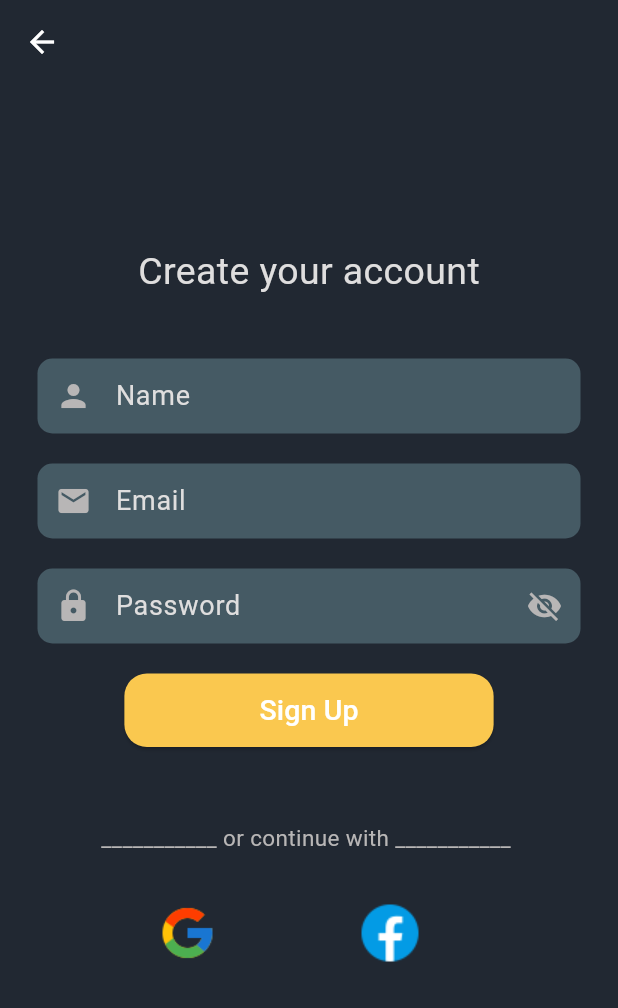
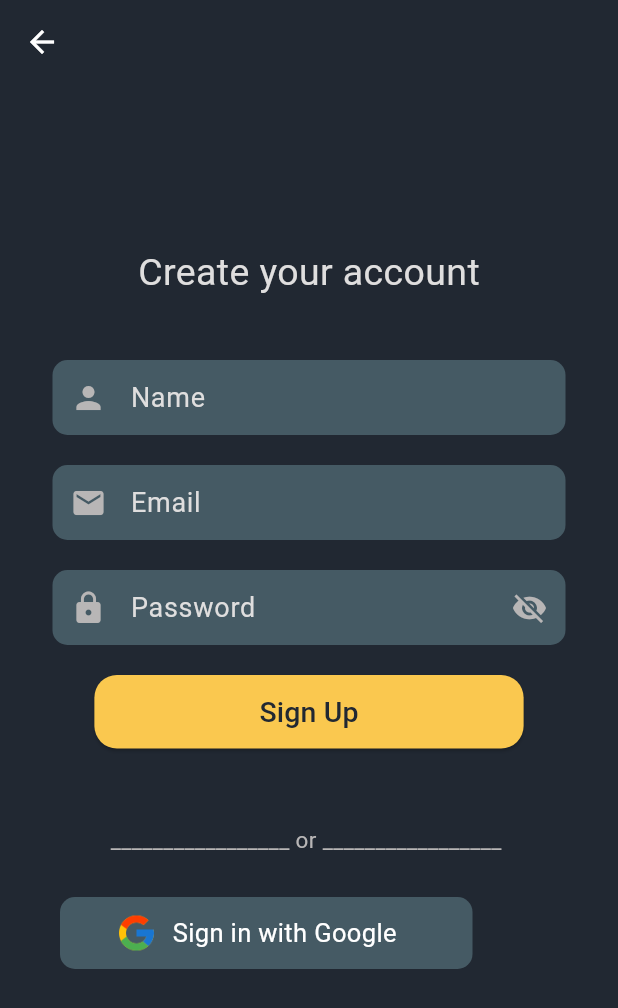
Before and after one commit to nicky-kumari74/Task-Mannger, a Flutter app: the screen it shows after launch, after a tap on "Sign Up", on a phone screen of 412 x 824 dp. Shown: the top 1008 px of the screen. Run offline on Flutter 3.47's test engine with Material 3 defaults, Android fonts, the light colour scheme and no system bars; our stand-ins replace cloud_firestore, firebase_auth, firebase_core, google_sign_in, lottie, share_plus and 1 more; accounts and stored records are empty; network calls fail.

Commit message:
ui updated

```diff
--- a/lib/PersonalScreen.dart
+++ b/lib/PersonalScreen.dart
@@ -1,7 +1,6 @@
 import 'package:cloud_firestore/cloud_firestore.dart';
 import 'package:flutter/material.dart';
 import 'package:shared_preferences/shared_preferences.dart';
-import 'package:taskmanager/AddPersonalTask.dart';
 import 'package:taskmanager/Colors.dart';
 import 'package:taskmanager/date_extension.dart';
 
--- a/lib/loginScreen.dart
+++ b/lib/loginScreen.dart
@@ -5,6 +5,7 @@ import 'package:flutter/material.dart';
 import 'package:shared_preferences/shared_preferences.dart';
 import 'package:taskmanager/Colors.dart';
 import 'package:taskmanager/DashboardScreen.dart';
+import 'package:taskmanager/FirebaseServices.dart';
 import 'package:taskmanager/forgetPasswdScreen.dart';
 import 'package:taskmanager/registration.dart';
 
@@ -148,33 +149,21 @@ class _LoginScreenState extends State<LoginScreen> {
                  : ElevatedButton(onPressed: _login,
                  style: ElevatedButton.styleFrom(
                    backgroundColor: btncolor,    // change background color for better visibility.
-                   padding: EdgeInsets.only(left: 100,right: 100,top: 11,bottom: 11),
+                   padding: EdgeInsets.only(left: 120,right: 120,top: 11,bottom: 11),
                    shape: RoundedRectangleBorder(borderRadius: BorderRadius.circular(15))
                  ),
                  child: Text('Login',
-                   style: TextStyle(fontSize: 19, color: Colors.white),
+                   style: TextStyle(fontSize: 19, color: bgcolor),
                  )
              ),
-             SizedBox(height: 50,),
+             SizedBox(height: 30,),
              SingleChildScrollView(
                scrollDirection: Axis.horizontal,
                child: Row(
                  children:
                  [
-                   /*Container(
-                    height: 2,
-                     color: iconColor,
-                     margin: EdgeInsets.only(left: 1, right: 3),
-                     padding: EdgeInsets.only(left: 130),
-                   ),*/
                    Center(
-                       child: Text('___________ or continue with ___________ ', style: TextStyle(fontSize: 15,color: iconColor),)),
-                   /*Container(
-                     height: 2,
-                     color: iconColor,   // Color of horizontal lines
-                     margin: EdgeInsets.symmetric(horizontal: 5),  // Horizontally shift the line from left to right.
-                     padding: EdgeInsets.only(right: 177),
-                   ),*/
+                       child: Text('_________________ or _________________ ', style: TextStyle(fontSize: 15,color: iconColor),)),
                   ]
                ),
              ),
@@ -182,59 +171,52 @@ class _LoginScreenState extends State<LoginScreen> {
 
           Row(
            children: [
-             Container(
-                 margin: EdgeInsets.only(left: 90, top: 10),
-                 width: 70, height: 40,      // Same height width for square box.
-                 decoration: BoxDecoration(
-                   border: Border.all(color: Colors.transparent, width: 2),  // Border color and width, adjust for better experience.
-                   borderRadius: BorderRadius.circular(10), //optional, Rounded corner
-                   image: DecorationImage(
-                       image: AssetImage('assets/images/google.png',),
-                     fit: BoxFit.fitHeight
-                   ),
+             GestureDetector(
+               onTap: () async {
+                 await FirebaseServices().signInwithGoogle();
+                 var name=FirebaseAuth.instance.currentUser!.displayName??'';
+                 var email=FirebaseAuth.instance.currentUser!.email??'';
+                 String docId = "users-${email.replaceAll('.', '-')}-data";
+                 await FirebaseFirestore.instance.collection('users').doc(docId).set({
+                   'name':name,
+                   'email': email,
+                   'createdAt': Timestamp.now(),
+                 });
+                 var sharepref= await SharedPreferences.getInstance();
+                 await sharepref.setBool("google", true);
+                 await sharepref.setBool("login", true);
+                 await sharepref.setString("email",email );
+                 await sharepref.setString("name", name);
+                 Navigator.push(context, MaterialPageRoute(builder: (context) => Dashboard(),));
+               },
+               child: Container(
+                   margin: EdgeInsets.only(left: 40, top: 10),
+                   width: 275, height: 48,
+                   decoration: BoxDecoration(
+                     color: inputBoxbgColor,
+                     border: Border.all(color: Colors.transparent, width: 2),  // Border color and width, adjust for better experience.
+                     borderRadius: BorderRadius.circular(10), //optional, Rounded corner
                  ),
-                 child: GestureDetector(
-                   onTap: () {
-                     Navigator.push(context, MaterialPageRoute(builder: (context) => Dashboard(),));
-                   },
+                 child: Row(
+                   children: [
+                     SizedBox(width: 35),
+                     Image.asset(
+                       'assets/images/google.png',
+                       height: 28,
+                       width: 28,
+                     ),
+                     SizedBox(width: 10),
+                     Text(
+                       'Sign in with Google',
+                       style: TextStyle(fontSize: 17, color: txtcolor),
+                     ),
+                   ],
                  ),
                ),
-             SizedBox(height: 18,),
-             Container(
-               margin: EdgeInsets.only(left:65, top:10),
-               width: 70, height: 50,  // Same height and wight for square box.
-               decoration: BoxDecoration(
-                 color: Colors.transparent,
-                 border: Border.all(color: Colors.transparent, width: 2),   // Border color and width, adjust for better experience.
-                 borderRadius: BorderRadius.circular(10),  //Optional, Rounded Border
-                 image: DecorationImage(
-                     image: AssetImage('assets/images/facebook.png'),
-                 ),
-               ),
-               child: GestureDetector(
-                 onTap: () {
-                   //Navigator.push(context, MaterialPageRoute(builder: (context) => Dashboard()));
-                 },
-               ),
              ),
-
-             /*Container(
-               margin: EdgeInsets.only(left: 68, top: 10),
-               width: 60, height: 60,
-               decoration: BoxDecoration(
-                 border: Border.all(color: Colors.transparent, width: 2, ),  // Border color and width, adjust for better experience.
-                 borderRadius: BorderRadius.circular(10),
-                 image: DecorationImage(image: AssetImage('assets/images/twitter.png'))
-                 ),
-               child: GestureDetector(
-                 onTap: () {
-                   Navigator.push(context, MaterialPageRoute(builder: (context) => Dashboard()));
-                 },
-               ),
-             ),*/
-           ],
+             ],
           ),
-             SizedBox(height: 50,),
+             SizedBox(height: 100,),
              Center(
                child: Row(
                  mainAxisAlignment: MainAxisAlignment.center,
--- a/lib/registration.dart
+++ b/lib/registration.dart
@@ -5,6 +5,7 @@ import 'package:flutter/material.dart';
 import 'package:shared_preferences/shared_preferences.dart';
 import 'package:taskmanager/Colors.dart';
 import 'package:taskmanager/DashboardScreen.dart';
+import 'package:taskmanager/FirebaseServices.dart';
 import 'package:taskmanager/loginScreen.dart';
 import 'package:taskmanager/main.dart';
 
@@ -52,7 +53,7 @@ class _RegistrationScreenState extends State<RegistrationScreen> {
               Text("Create your account",style: TextStyle(color: textColor2,fontSize: 25,fontWeight: FontWeight.w400),),
               SizedBox(height: 40,),
               Padding(
-                padding: const EdgeInsets.only(left: 25,right: 25),
+                padding: const EdgeInsets.only(left: 35,right: 35),
                 child: TextField(
                   style: TextStyle(color: txtcolor),
                   controller: Name,
@@ -79,7 +80,7 @@ class _RegistrationScreenState extends State<RegistrationScreen> {
 
               SizedBox(height: 20,),
               Padding(
-                padding: const EdgeInsets.only(left: 25,right: 25),
+                padding: const EdgeInsets.only(left: 35,right: 35),
                 child: TextField(
                   controller: Email,
                   keyboardType: TextInputType.emailAddress,
@@ -106,7 +107,7 @@ class _RegistrationScreenState extends State<RegistrationScreen> {
 
               SizedBox(height: 20,),
               Padding(
-                padding: const EdgeInsets.only(left: 25,right: 25),
+                padding: const EdgeInsets.only(left: 35,right: 35),
                 child: TextField(
                   obscureText:_isObscure,
                   controller: Password,
@@ -148,10 +149,10 @@ class _RegistrationScreenState extends State<RegistrationScreen> {
                 onPressed: _register,
                 style: ElevatedButton.styleFrom(
                   backgroundColor: btncolor,
-                  padding: EdgeInsets.symmetric(horizontal: 90, vertical: 11),
+                  padding: EdgeInsets.symmetric(horizontal: 110, vertical: 11),
                   shape: RoundedRectangleBorder(borderRadius: BorderRadius.circular(15)),
                 ),
-                child: Text('Sign Up', style: TextStyle(fontSize: 19, color: Colors.white)),
+                child: Text('Sign Up', style: TextStyle(fontSize: 19, color: bgcolor)),
               ),
 
               SizedBox(height: 50,),
@@ -161,20 +162,8 @@ class _RegistrationScreenState extends State<RegistrationScreen> {
                 child: Row(
                     children:
                     [
-                      /*Container(
-                    height: 2,
-                     color: iconColor,
-                     margin: EdgeInsets.only(left: 1, right: 3),
-                     padding: EdgeInsets.only(left: 130),
-                   ),*/
                       Center(
-                          child: Text('___________ or continue with ___________ ', style: TextStyle(fontSize: 15,color: iconColor),)),
-                      /*Container(
-                     height: 2,
-                     color: iconColor,   // Color of horizontal lines
-                     margin: EdgeInsets.symmetric(horizontal: 5),  // Horizontally shift the line from left to right.
-                     padding: EdgeInsets.only(right: 177),
-                   ),*/
+                          child: Text('_________________ or _________________ ', style: TextStyle(fontSize: 15,color: iconColor),)),
                     ]
                 ),
               ),
@@ -184,25 +173,51 @@ class _RegistrationScreenState extends State<RegistrationScreen> {
 
                 children: [
 
-                  Container(
-                    margin: EdgeInsets.only(left: 90, top: 10),
-                    width: 70, height: 40,      // Same height width for square box.
-                    decoration: BoxDecoration(
-                      border: Border.all(color: Colors.transparent, width: 2),  // Border color and width, adjust for better experience.
-                      borderRadius: BorderRadius.circular(10), //optional, Rounded corner
-                      image: DecorationImage(
-                          image: AssetImage('assets/images/google.png',),
-                          fit: BoxFit.fitHeight
+                  GestureDetector(
+                    onTap: () async {
+                      await FirebaseServices().signInwithGoogle();
+                      var name=FirebaseAuth.instance.currentUser!.displayName??'';
+                      var email=FirebaseAuth.instance.currentUser!.email??'';
+                      String docId = "users-${email.replaceAll('.', '-')}-data";
+                      await FirebaseFirestore.instance.collection('users').doc(docId).set({
+                        'name':name,
+                        'email': email,
+                        'createdAt': Timestamp.now(),
+                      });
+                      var sharepref= await SharedPreferences.getInstance();
+                      await sharepref.setBool("google", true);
+                      await sharepref.setBool("login", true);
+                      await sharepref.setString("email",email );
+                      await sharepref.setString("name", name);
+                      Navigator.push(context, MaterialPageRoute(builder: (context) => Dashboard(),));
+                    },
+                    child: Container(
+                      margin: EdgeInsets.only(left: 40, top: 10),
+                      width: 275, height: 48,
+                      decoration: BoxDecoration(
+                        color: inputBoxbgColor,
+                        border: Border.all(color: Colors.transparent, width: 2),  // Border color and width, adjust for better experience.
+                        borderRadius: BorderRadius.circular(10), //optional, Rounded corner
                       ),
-                    ),
-                    child: GestureDetector(
-                      onTap: () {
-                        Navigator.push(context, MaterialPageRoute(builder: (context) => Dashboard(),));
-                      },
+                      child: Row(
+                        children: [
+                          SizedBox(width: 35),
+                          Image.asset(
+                            'assets/images/google.png',
+                            height: 28,
+                            width: 28,
+                          ),
+                          SizedBox(width: 10),
+                          Text(
+                            'Sign in with Google',
+                            style: TextStyle(fontSize: 17, color: txtcolor),
+                          ),
+                        ],
+                      ),
                     ),
                   ),
 
-                  SizedBox(height: 20,),
+                  /*SizedBox(height: 20,),
                   Container(
                     margin: EdgeInsets.only(left:65, top:10),
                     width: 70, height: 50,  // Same height and wight for square box.
@@ -219,7 +234,7 @@ class _RegistrationScreenState extends State<RegistrationScreen> {
                         Navigator.push(context, MaterialPageRoute(builder: (context) => Dashboard()));
                       },
                     ),
-                  ),
+                  ),*/
 
                   /*Container(
                     margin: EdgeInsets.only(left: 68, top: 10),
```
Also changed, not shown: lib/AddPersonalTask.dart (deleted, +0 -220 lines), lib/DashboardScreen.dart (+24 -7 lines), lib/FirebaseServices.dart (added, +22 -0 lines), lib/JoinOrg.dart (+20 -7 lines), lib/ShowTeamDetails.dart (+53 -9 lines), lib/TeamScreen.dart (+6 -7 lines).
